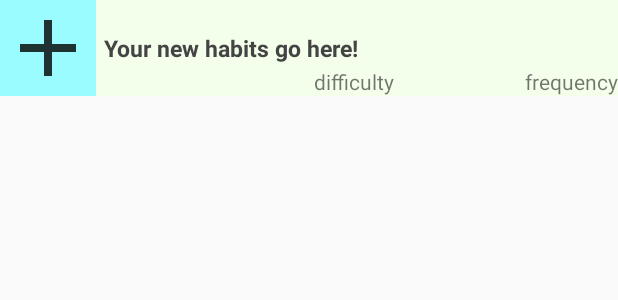
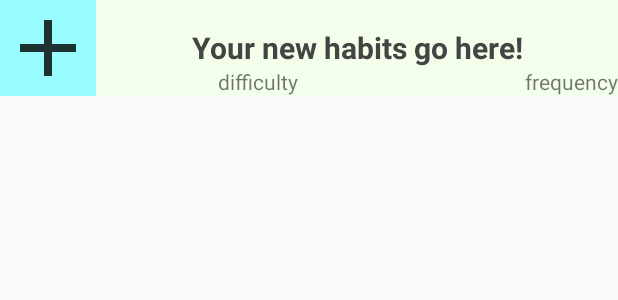
Before and after one commit to graham768/GrO2, an Android app: the layout habit_entry.xml on its own in the app's theme, with its tools: preview values and no code run, on a phone screen of 412 x 824 dp. Shown: the top 300 px of the screen. Run offline under Robolectric (Android 15) with nearby library versions, the phone set to English and light mode, and no system bars.

```diff
--- a/app/src/main/res/layout/habit_entry.xml
+++ b/app/src/main/res/layout/habit_entry.xml
@@ -2,13 +2,17 @@
 <RelativeLayout xmlns:android="http://schemas.android.com/apk/res/android"
     android:layout_width="match_parent"
     android:layout_height="?android:attr/listPreferredItemHeight"
-    android:background="#f3ffeb"
-    android:contextClickable="true">
+    android:background="#f3ffeb">
 
+
+    <TableRow
+        android:layout_width="wrap_content"
+        android:layout_height="match_parent"
+        android:id="@+id/tableRowPlus">
 
         <ImageView
             android:layout_width="wrap_content"
-        android:layout_height="wrap_content"
+            android:layout_height="fill_parent"
             android:layout_alignParentTop="true"
             android:layout_alignParentBottom="true"
             android:src="@drawable/ic_plus"
@@ -18,17 +22,25 @@
             android:paddingLeft="20dp"
             android:background="#9bfcff" />
 
+        <TextView
+            android:layout_width="fill_parent"
+            android:layout_height="wrap_content"
+            android:text="New Text"
+            android:id="@+id/habitId1"
+            android:visibility="gone" />
+    </TableRow>
+
     <TableRow
         android:id="@+id/tableRow"
-        android:layout_width="wrap_content"
+        android:layout_width="match_parent"
         android:layout_height="match_parent"
-        android:layout_toRightOf="@id/plus">
+        android:layout_toRightOf="@id/tableRowPlus">
 
         <TextView
             android:layout_width="fill_parent"
             android:layout_height="wrap_content"
             android:text="New Text"
-            android:id="@+id/habitId"
+            android:id="@+id/habitId2"
             android:visibility="gone" />
 
         <TextView
@@ -38,7 +50,7 @@
             android:id="@+id/habitTitle"
             android:padding="5dp"
             android:textColor="#444444"
-            android:textSize="15sp"
+            android:textSize="20sp"
             android:textStyle="bold"
             android:gravity="center"
             android:allowUndo="true" />
```
Also changed, not shown: app/src/main/java/fr3380ot/com/gro2/CustomListAdapter.java (+14 -5 lines), app/src/main/java/fr3380ot/com/gro2/MainActivity.java (+32 -18 lines). Lines whose indentation alone changed are shown as unchanged.
